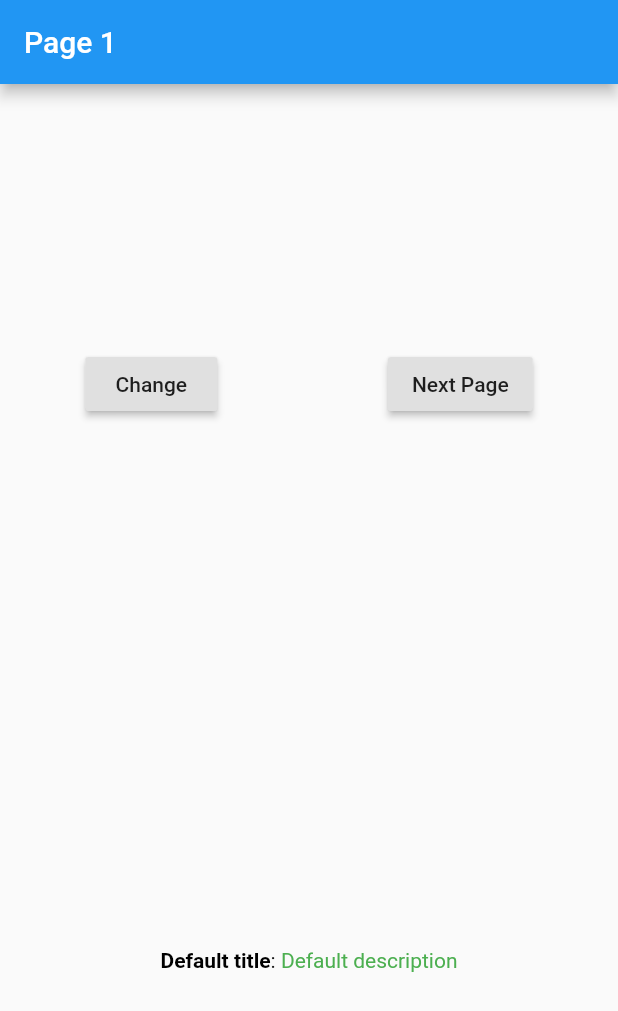
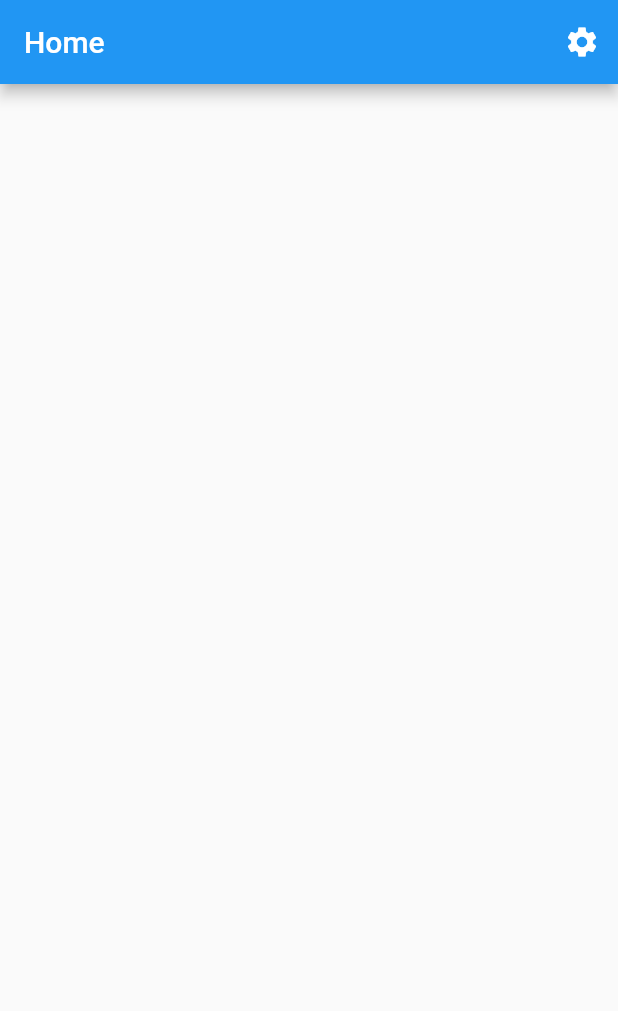
Before and after one commit to Al-Mashud-Shishir/flutter_provider, a Flutter app: the screen it shows after launch, on a phone screen of 412 x 824 dp. Shown: the top 1011 px of the screen. Run offline on Flutter 3.47's test engine with Material 2 defaults, Android fonts, the phone set to English and light mode, and no system bars.

```diff
--- a/lib/main.dart
+++ b/lib/main.dart
@@ -1,6 +1,6 @@
 import 'package:flutter/material.dart';
-import 'package:flutter_provider/models/info.dart';
-import 'package:flutter_provider/views/page1.dart';
+import 'package:flutter_provider/providers/settings.dart';
+import 'package:flutter_provider/views/home.dart';
 import 'package:provider/provider.dart';
 
 void main() {
@@ -14,7 +14,7 @@ class MyApp extends StatelessWidget {
     return MultiProvider(
       providers: [
         ChangeNotifierProvider(
-          create: (context) => Info(),
+          create: (context) => SettingsProvider(),
         )
       ],
       child: MaterialApp(
@@ -22,7 +22,7 @@ class MyApp extends StatelessWidget {
         theme: ThemeData(
           primarySwatch: Colors.blue,
         ),
-        home: Page1View(),
+        home: HomeView(),
       ),
     );
   }
--- a/lib/models/info.dart
+++ /dev/null
@@ -1,24 +0,0 @@
-import 'package:flutter/foundation.dart';
-
-class Info with ChangeNotifier {
-  String title;
-  String description;
-  String get getTitle => title;
-
-  set setTitle(String title) {
-    this.title = title;
-    notifyListeners();
-  }
-
-  String get getDescription => description;
-
-  set setDescription(String description) {
-    this.description = description;
-    notifyListeners();
-  }
-
-  Info({
-    this.title = "Default title",
-    this.description = "Default description",
-  });
-}
--- /dev/null
+++ b/lib/providers/settings.dart
@@ -0,0 +1,42 @@
+import 'package:flutter/material.dart';
+
+class SettingsProvider with ChangeNotifier {
+  String _unit;
+  List<String> _waxLines;
+
+  SettingsProvider() {
+    this._unit = "Imperial";
+    this._waxLines = ["Swix", "Toko"];
+  }
+
+  //getters
+  String get unit => _unit;
+  List get waxLines => _waxLines;
+
+  //setters
+  set unit(String value) {
+    _unit = value;
+    notifyListeners();
+  }
+
+  set waxLines(List value) {
+    _waxLines = value;
+    notifyListeners();
+  }
+
+  void addWaxLine(String waxLine) {
+    if (!waxLines.contains(waxLine)) {
+      waxLines.add(waxLine);
+      notifyListeners();
+    }
+  }
+
+  void deleteWaxLine(String waxLine) {
+    if (waxLines.contains(waxLine)) {
+      waxLines.remove(waxLine);
+      notifyListeners();
+    }
+  }
+
+  bool doContain(String value) => waxLines.contains(value);
+}
--- /dev/null
+++ b/lib/views/home.dart
@@ -0,0 +1,24 @@
+import 'package:flutter/material.dart';
+import 'package:flutter_provider/views/settings.dart';
+
+class HomeView extends StatelessWidget {
+  @override
+  Widget build(BuildContext context) {
+    return Scaffold(
+      appBar: AppBar(
+        title: Text('Home'),
+        actions: [
+          IconButton(
+            onPressed: () => Navigator.of(context).push(
+              MaterialPageRoute(
+                builder: (context) => SettingsView(),
+              ),
+            ),
+            icon: Icon(Icons.settings),
+          ),
+        ],
+      ),
+      body: Container(),
+    );
+  }
+}
--- a/lib/views/page1.dart
+++ /dev/null
@@ -1,18 +0,0 @@
-import 'package:flutter/material.dart';
-import 'package:flutter_provider/views/widgets/page1/bottom.dart';
-import 'package:flutter_provider/views/widgets/page1/top.dart';
-
-class Page1View extends StatelessWidget {
-  @override
-  Widget build(BuildContext context) {
-    return Scaffold(
-      appBar: AppBar(
-        title: Text('Page 1'),
-      ),
-      body: Column(
-        mainAxisAlignment: MainAxisAlignment.spaceAround,
-        children: [Flexible(child: Top()), Flexible(child: Bottom())],
-      ),
-    );
-  }
-}
--- a/lib/views/widgets/page1/bottom.dart
+++ /dev/null
@@ -1,32 +0,0 @@
-import 'package:flutter/material.dart';
-import 'package:flutter_provider/models/info.dart';
-import 'package:provider/provider.dart';
-
-class Bottom extends StatelessWidget {
-  @override
-  Widget build(BuildContext context) {
-    final info = Provider.of<Info>(context);
-    return Container(
-      child: RichText(
-        text: TextSpan(
-          style: TextStyle(color: Colors.black),
-          children: [
-            TextSpan(
-              text: info.getTitle,
-              style: TextStyle(fontWeight: FontWeight.bold),
-            ),
-            TextSpan(
-              text: ": ",
-            ),
-            TextSpan(
-              text: info.getDescription,
-              style: TextStyle(
-                color: Colors.green,
-              ),
-            ),
-          ],
-        ),
-      ),
-    );
-  }
-}
--- a/lib/views/widgets/page1/top.dart
+++ /dev/null
@@ -1,42 +0,0 @@
-import 'package:flutter/material.dart';
-import 'package:flutter_provider/models/info.dart';
-import 'package:flutter_provider/views/page2.dart';
-import 'package:provider/provider.dart';
-
-class Top extends StatelessWidget {
-  @override
-  Widget build(BuildContext context) {
-    final info = Provider.of<Info>(context, listen: false);
-    return Row(
-      mainAxisAlignment: MainAxisAlignment.spaceAround,
-      children: [
-        Flexible(
-          child: RaisedButton(
-            onPressed: () {
-              // we are changing the state value
-              info.setTitle = "Changed title";
-              info.setDescription = "Changed description";
-            },
-            child: Text(
-              "Change",
-            ),
-          ),
-        ),
-        Flexible(
-          child: RaisedButton(
-            onPressed: () {
-              Navigator.of(context).push(
-                MaterialPageRoute(
-                  builder: (context) => Page2View(),
-                ),
-              );
-            },
-            child: Text(
-              "Next Page",
-            ),
-          ),
-        )
-      ],
-    );
-  }
-}
--- a/pubspec.yaml
+++ b/pubspec.yaml
@@ -29,7 +29,7 @@ dependencies:
   # Use with the CupertinoIcons class for iOS style icons.
   cupertino_icons: ^1.0.2
   provider: ^4.3.2+3
-
+  shared_preferences: ^0.5.12+4
 
 dev_dependencies:
   flutter_test:
```
Also changed, not shown: lib/views/page2.dart (deleted, +0 -18 lines), lib/views/settings.dart (added, +66 -0 lines), pubspec.lock.
